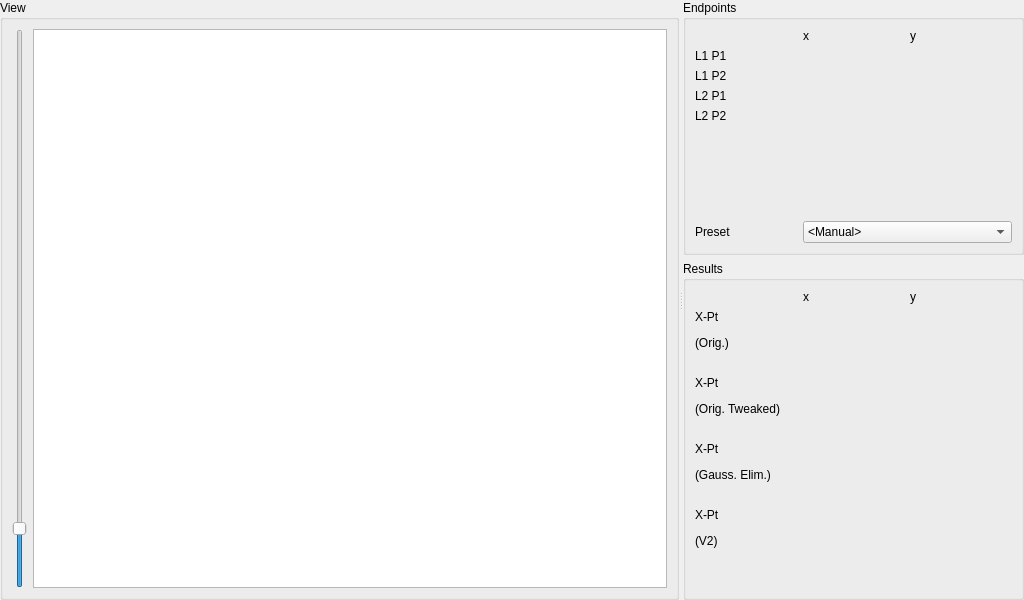
Before: the Qt Designer form src/gui/widget.ui in JKSH/QTBUG-75146-Study, drawn with Qt 5.
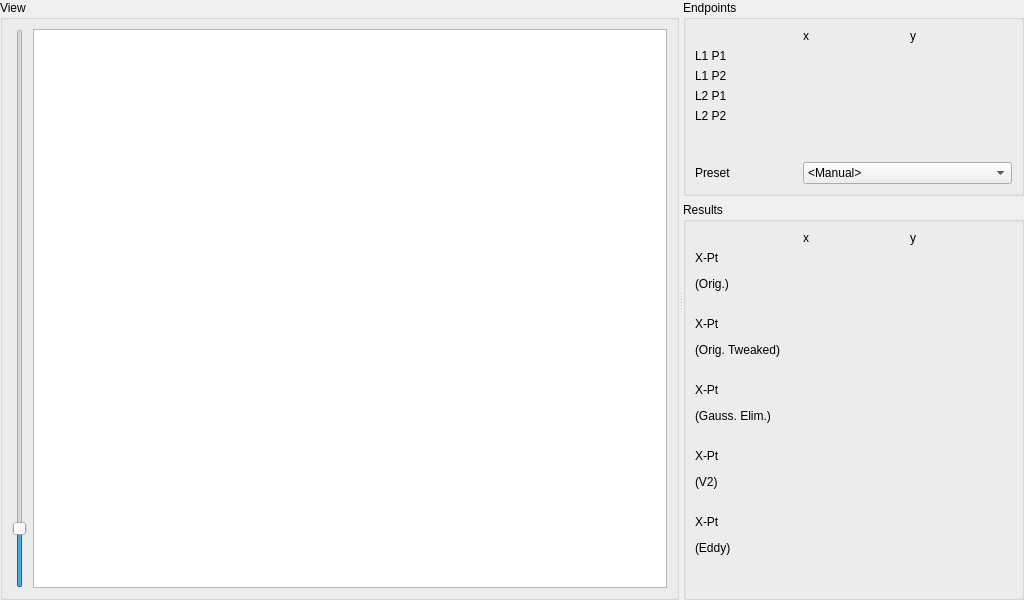
After: the same form once the commit is applied. Custom widgets are drawn as their Qt base class.

```diff
--- a/src/gui/widget.ui
+++ b/src/gui/widget.ui
@@ -277,7 +277,7 @@
          </property>
         </widget>
        </item>
-       <item row="12" column="0">
+       <item row="14" column="0">
         <spacer name="verticalSpacer_4">
          <property name="orientation">
           <enum>Qt::Vertical</enum>
@@ -362,6 +362,32 @@
          </property>
         </widget>
        </item>
+       <item row="12" column="0">
+        <spacer name="verticalSpacer_6">
+         <property name="orientation">
+          <enum>Qt::Vertical</enum>
+         </property>
+         <property name="sizeType">
+          <enum>QSizePolicy::Fixed</enum>
+         </property>
+         <property name="sizeHint" stdset="0">
+          <size>
+           <width>20</width>
+           <height>20</height>
+          </size>
+         </property>
+        </spacer>
+       </item>
+       <item row="13" column="1" colspan="2">
+        <widget class="ResultWidget" name="result_eddy" native="true"/>
+       </item>
+       <item row="13" column="0">
+        <widget class="QLabel" name="label_14">
+         <property name="text">
+          <string>&lt;html&gt;&lt;head/&gt;&lt;body&gt;&lt;p&gt;X-Pt&lt;/p&gt;&lt;p&gt;(Eddy)&lt;/p&gt;&lt;/body&gt;&lt;/html&gt;</string>
+         </property>
+        </widget>
+       </item>
       </layout>
      </widget>
     </item>
```
